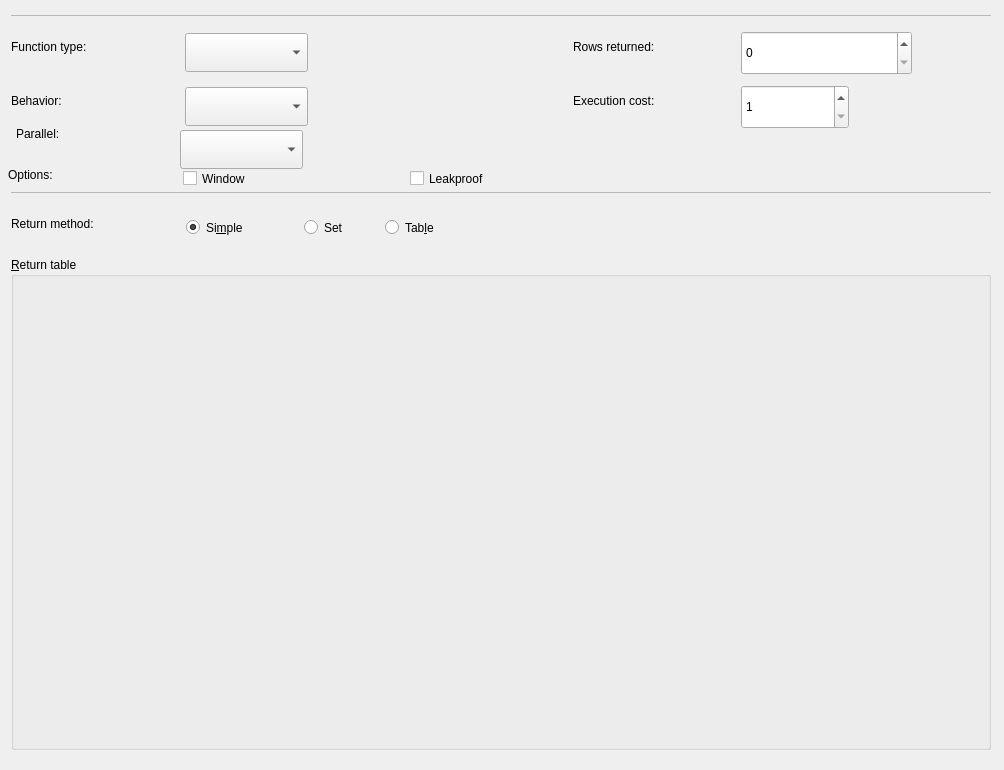
maniac787/pgmodeler, file libs/libgui/ui/dbobjects/functionwidget.ui: the form before one commit.
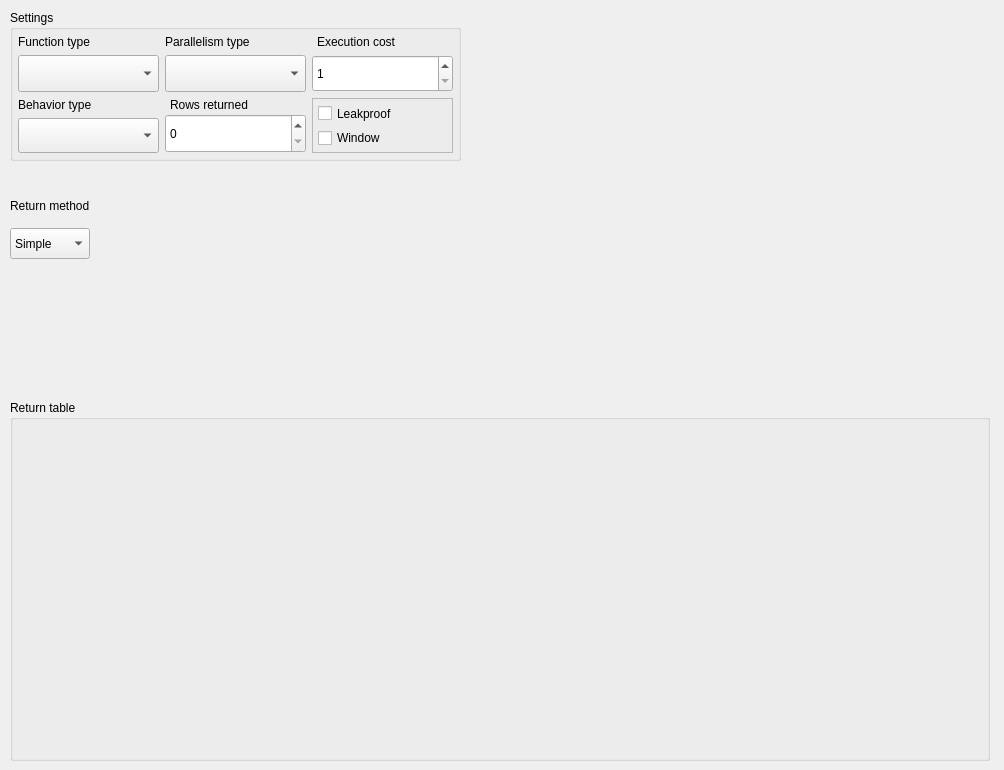
The form after the commit.

Commit message: Refactor BaseFunctionWidget, FunctionWidget and ProcedureWidget

Diff of the .ui file:
```diff
--- a/libs/libgui/ui/dbobjects/functionwidget.ui
+++ b/libs/libgui/ui/dbobjects/functionwidget.ui
@@ -22,17 +22,129 @@
     <height>216</height>
    </size>
   </property>
+  <widget class="QGroupBox" name="ret_table_grp">
+   <property name="geometry">
+    <rect>
+     <x>10</x>
+     <y>400</y>
+     <width>980</width>
+     <height>361</height>
+    </rect>
+   </property>
+   <property name="sizePolicy">
+    <sizepolicy hsizetype="Preferred" vsizetype="Expanding">
+     <horstretch>0</horstretch>
+     <verstretch>0</verstretch>
+    </sizepolicy>
+   </property>
+   <property name="title">
+    <string>Return table</string>
+   </property>
+  </widget>
+  <widget class="QGroupBox" name="settings_grp">
+   <property name="geometry">
+    <rect>
+     <x>10</x>
+     <y>10</y>
+     <width>451</width>
+     <height>151</height>
+    </rect>
+   </property>
+   <property name="sizePolicy">
+    <sizepolicy hsizetype="Preferred" vsizetype="Fixed">
+     <horstretch>0</horstretch>
+     <verstretch>0</verstretch>
+    </sizepolicy>
+   </property>
+   <property name="title">
+    <string>Settings</string>
+   </property>
+   <layout class="QGridLayout" name="gridLayout">
+    <property name="leftMargin">
+     <number>5</number>
+    </property>
+    <property name="topMargin">
+     <number>5</number>
+    </property>
+    <property name="rightMargin">
+     <number>5</number>
+    </property>
+    <property name="bottomMargin">
+     <number>5</number>
+    </property>
+    <item row="1" column="0">
+     <layout class="QVBoxLayout" name="verticalLayout_2">
+      <item>
+       <widget class="QLabel" name="behavior_lbl">
+        <property name="sizePolicy">
+         <sizepolicy hsizetype="Preferred" vsizetype="Fixed">
+          <horstretch>0</horstretch>
+          <verstretch>0</verstretch>
+         </sizepolicy>
+        </property>
+        <property name="maximumSize">
+         <size>
+          <width>16777215</width>
+          <height>16777215</height>
+         </size>
+        </property>
+        <property name="text">
+         <string>Behavior type</string>
+        </property>
+       </widget>
+      </item>
+      <item>
+       <widget class="QComboBox" name="behavior_cmb">
+        <property name="sizePolicy">
+         <sizepolicy hsizetype="Expanding" vsizetype="Preferred">
+          <horstretch>0</horstretch>
+          <verstretch>0</verstretch>
+         </sizepolicy>
+        </property>
+        <property name="iconSize">
+         <size>
+          <width>28</width>
+          <height>28</height>
+         </size>
+        </property>
+       </widget>
+      </item>
+     </layout>
+    </item>
+    <item row="0" column="3">
+     <layout class="QVBoxLayout" name="verticalLayout_5">
+      <item>
+       <widget class="QLabel" name="exec_cost_lbl">
+        <property name="sizePolicy">
+         <sizepolicy hsizetype="Preferred" vsizetype="Fixed">
+          <horstretch>0</horstretch>
+          <verstretch>0</verstretch>
+         </sizepolicy>
+        </property>
+        <property name="minimumSize">
+         <size>
+          <width>0</width>
+          <height>0</height>
+         </size>
+        </property>
+        <property name="maximumSize">
+         <size>
+          <width>16777215</width>
+          <height>16777215</height>
+         </size>
+        </property>
+        <property name="text">
+         <string>Execution cost</string>
+        </property>
+        <property name="indent">
+         <number>5</number>
+        </property>
+       </widget>
+      </item>
+      <item>
   <widget class="QSpinBox" name="exec_cost_spb">
-   <property name="geometry">
-    <rect>
-     <x>741</x>
-     <y>85</y>
-     <width>108</width>
-     <height>44</height>
-    </rect>
-   </property>
    <property name="sizePolicy">
-    <sizepolicy hsizetype="Expanding" vsizetype="Fixed">
+         <sizepolicy hsizetype="Expanding" vsizetype="Preferred">
      <horstretch>0</horstretch>
      <verstretch>0</verstretch>
     </sizepolicy>
@@ -44,17 +156,15 @@
     <number>10000</number>
    </property>
   </widget>
+      </item>
+     </layout>
+    </item>
+    <item row="0" column="0">
+     <layout class="QVBoxLayout" name="verticalLayout">
+      <item>
   <widget class="QLabel" name="func_type_lbl">
-   <property name="geometry">
-    <rect>
-     <x>11</x>
-     <y>31</y>
-     <width>147</width>
-     <height>31</height>
-    </rect>
-   </property>
    <property name="sizePolicy">
-    <sizepolicy hsizetype="Preferred" vsizetype="Preferred">
+         <sizepolicy hsizetype="Preferred" vsizetype="Fixed">
      <horstretch>0</horstretch>
      <verstretch>0</verstretch>
     </sizepolicy>
@@ -66,24 +176,57 @@
     </size>
    </property>
    <property name="text">
-    <string>Function type:</string>
-   </property>
-  </widget>
+         <string>Function type</string>
+        </property>
+       </widget>
+      </item>
+      <item>
   <widget class="QComboBox" name="func_type_cmb">
-   <property name="geometry">
-    <rect>
-     <x>185</x>
-     <y>33</y>
-     <width>123</width>
-     <height>39</height>
-    </rect>
-   </property>
+        <property name="sizePolicy">
+         <sizepolicy hsizetype="Expanding" vsizetype="Preferred">
+          <horstretch>0</horstretch>
+          <verstretch>0</verstretch>
+         </sizepolicy>
+        </property>
+        <property name="iconSize">
+         <size>
+          <width>28</width>
+          <height>28</height>
+         </size>
+        </property>
+       </widget>
+      </item>
+     </layout>
+    </item>
+    <item row="0" column="1">
+     <layout class="QVBoxLayout" name="verticalLayout_3">
+      <item>
+       <widget class="QLabel" name="parallel_lbl">
    <property name="sizePolicy">
-    <sizepolicy hsizetype="Expanding" vsizetype="Fixed">
+         <sizepolicy hsizetype="Preferred" vsizetype="Fixed">
      <horstretch>0</horstretch>
      <verstretch>0</verstretch>
     </sizepolicy>
    </property>
+        <property name="maximumSize">
+         <size>
+          <width>16777215</width>
+          <height>16777215</height>
+         </size>
+        </property>
+        <property name="text">
+         <string>Parallelism type</string>
+        </property>
+       </widget>
+      </item>
+      <item>
+       <widget class="QComboBox" name="parallel_cmb">
+        <property name="sizePolicy">
+         <sizepolicy hsizetype="Expanding" vsizetype="Preferred">
+          <horstretch>0</horstretch>
+          <verstretch>0</verstretch>
+         </sizepolicy>
+        </property>
    <property name="iconSize">
     <size>
      <width>28</width>
@@ -91,17 +234,40 @@
     </size>
    </property>
   </widget>
+      </item>
+     </layout>
+    </item>
+    <item row="1" column="1">
+     <layout class="QVBoxLayout" name="verticalLayout_4">
+      <property name="spacing">
+       <number>2</number>
+      </property>
+      <item>
+       <widget class="QLabel" name="return_rows_lbl">
+        <property name="sizePolicy">
+         <sizepolicy hsizetype="Preferred" vsizetype="Fixed">
+          <horstretch>0</horstretch>
+          <verstretch>0</verstretch>
+         </sizepolicy>
+        </property>
+        <property name="maximumSize">
+         <size>
+          <width>16777215</width>
+          <height>16777215</height>
+         </size>
+        </property>
+        <property name="text">
+         <string>Rows returned</string>
+        </property>
+        <property name="indent">
+         <number>5</number>
+        </property>
+       </widget>
+      </item>
+      <item>
   <widget class="QSpinBox" name="rows_ret_spb">
-   <property name="geometry">
-    <rect>
-     <x>741</x>
-     <y>31</y>
-     <width>171</width>
-     <height>44</height>
-    </rect>
-   </property>
    <property name="sizePolicy">
-    <sizepolicy hsizetype="Expanding" vsizetype="Fixed">
+         <sizepolicy hsizetype="Expanding" vsizetype="Preferred">
      <horstretch>0</horstretch>
      <verstretch>0</verstretch>
     </sizepolicy>
@@ -110,17 +276,13 @@
     <number>1000000000</number>
    </property>
   </widget>
-  <widget class="QLabel" name="exec_cost_lbl">
-   <property name="geometry">
-    <rect>
-     <x>568</x>
-     <y>85</y>
-     <width>160</width>
-     <height>31</height>
-    </rect>
-   </property>
+      </item>
+     </layout>
+    </item>
+    <item row="1" column="3">
+     <widget class="QFrame" name="func_opts_frm">
    <property name="sizePolicy">
-    <sizepolicy hsizetype="Preferred" vsizetype="Preferred">
+       <sizepolicy hsizetype="Preferred" vsizetype="Fixed">
      <horstretch>0</horstretch>
      <verstretch>0</verstretch>
     </sizepolicy>
@@ -134,183 +296,66 @@
    <property name="maximumSize">
     <size>
      <width>16777215</width>
-     <height>16777215</height>
-    </size>
-   </property>
-   <property name="text">
-    <string>Execution cost:</string>
-   </property>
-   <property name="indent">
+        <height>55</height>
+       </size>
+      </property>
+      <property name="frameShape">
+       <enum>QFrame::Shape::StyledPanel</enum>
+      </property>
+      <property name="frameShadow">
+       <enum>QFrame::Shadow::Raised</enum>
+      </property>
+      <layout class="QVBoxLayout" name="verticalLayout_7">
+       <property name="leftMargin">
     <number>5</number>
    </property>
-  </widget>
-  <widget class="QLabel" name="behavior_lbl">
-   <property name="geometry">
-    <rect>
-     <x>11</x>
-     <y>85</y>
-     <width>98</width>
-     <height>31</height>
-    </rect>
-   </property>
-   <property name="sizePolicy">
-    <sizepolicy hsizetype="Preferred" vsizetype="Preferred">
-     <horstretch>0</horstretch>
-     <verstretch>0</verstretch>
-    </sizepolicy>
-   </property>
-   <property name="maximumSize">
-    <size>
-     <width>16777215</width>
-     <height>16777215</height>
-    </size>
-   </property>
-   <property name="text">
-    <string>Behavior:</string>
-   </property>
-  </widget>
-  <widget class="QLabel" name="return_rows_lbl">
-   <property name="geometry">
-    <rect>
-     <x>568</x>
-     <y>31</y>
-     <width>163</width>
-     <height>31</height>
-    </rect>
-   </property>
-   <property name="maximumSize">
-    <size>
-     <width>16777215</width>
-     <height>16777215</height>
-    </size>
-   </property>
-   <property name="text">
-    <string>Rows returned:</string>
-   </property>
-   <property name="indent">
+       <property name="topMargin">
+        <number>5</number>
+       </property>
+       <property name="rightMargin">
+        <number>5</number>
+       </property>
+       <property name="bottomMargin">
     <number>5</number>
    </property>
-  </widget>
-  <widget class="QComboBox" name="behavior_cmb">
-   <property name="geometry">
-    <rect>
-     <x>185</x>
-     <y>87</y>
-     <width>123</width>
-     <height>39</height>
-    </rect>
-   </property>
-   <property name="sizePolicy">
-    <sizepolicy hsizetype="Expanding" vsizetype="Fixed">
-     <horstretch>0</horstretch>
-     <verstretch>0</verstretch>
-    </sizepolicy>
-   </property>
-   <property name="iconSize">
-    <size>
-     <width>28</width>
-     <height>28</height>
-    </size>
-   </property>
-  </widget>
-  <widget class="QCheckBox" name="window_func_chk">
-   <property name="geometry">
-    <rect>
-     <x>183</x>
-     <y>160</y>
-     <width>217</width>
-     <height>37</height>
-    </rect>
-   </property>
-   <property name="sizePolicy">
-    <sizepolicy hsizetype="Fixed" vsizetype="Fixed">
-     <horstretch>0</horstretch>
-     <verstretch>0</verstretch>
-    </sizepolicy>
-   </property>
-   <property name="text">
-    <string>Window</string>
-   </property>
-  </widget>
+       <item>
   <widget class="QCheckBox" name="leakproof_chk">
-   <property name="geometry">
-    <rect>
-     <x>410</x>
-     <y>160</y>
-     <width>144</width>
-     <height>37</height>
-    </rect>
+         <property name="sizePolicy">
+          <sizepolicy hsizetype="Fixed" vsizetype="Fixed">
+           <horstretch>0</horstretch>
+           <verstretch>0</verstretch>
+          </sizepolicy>
    </property>
    <property name="text">
     <string>Leakproof</string>
    </property>
   </widget>
-  <widget class="QLabel" name="options_lbl">
-   <property name="geometry">
-    <rect>
-     <x>8</x>
-     <y>159</y>
-     <width>88</width>
-     <height>31</height>
-    </rect>
-   </property>
+       </item>
+       <item>
+        <widget class="QCheckBox" name="window_func_chk">
    <property name="sizePolicy">
-    <sizepolicy hsizetype="Preferred" vsizetype="Preferred">
+          <sizepolicy hsizetype="Fixed" vsizetype="Fixed">
      <horstretch>0</horstretch>
      <verstretch>0</verstretch>
     </sizepolicy>
    </property>
-   <property name="maximumSize">
-    <size>
-     <width>16777215</width>
-     <height>16777215</height>
-    </size>
-   </property>
    <property name="text">
-    <string>Options:</string>
-   </property>
-  </widget>
-  <widget class="QFrame" name="hline_frm">
-   <property name="geometry">
-    <rect>
-     <x>11</x>
-     <y>15</y>
-     <width>980</width>
-     <height>1</height>
-    </rect>
-   </property>
-   <property name="sizePolicy">
-    <sizepolicy hsizetype="Preferred" vsizetype="Fixed">
-     <horstretch>0</horstretch>
-     <verstretch>0</verstretch>
-    </sizepolicy>
-   </property>
-   <property name="minimumSize">
-    <size>
-     <width>0</width>
-     <height>1</height>
-    </size>
-   </property>
-   <property name="maximumSize">
-    <size>
-     <width>16777215</width>
-     <height>1</height>
-    </size>
-   </property>
-   <property name="frameShape">
-    <enum>QFrame::StyledPanel</enum>
-   </property>
-   <property name="frameShadow">
-    <enum>QFrame::Sunken</enum>
-   </property>
-  </widget>
-  <widget class="QFrame" name="hline1_frm">
+          <string>Window</string>
+         </property>
+        </widget>
+       </item>
+      </layout>
+     </widget>
+    </item>
+   </layout>
+  </widget>
+  <widget class="QWidget" name="opts_ret_met_wgt" native="true">
    <property name="geometry">
     <rect>
-     <x>11</x>
-     <y>192</y>
-     <width>980</width>
-     <height>1</height>
+     <x>10</x>
+     <y>190</y>
+     <width>404</width>
+     <height>69</height>
     </rect>
    </property>
    <property name="sizePolicy">
@@ -319,34 +364,23 @@
      <verstretch>0</verstretch>
     </sizepolicy>
    </property>
-   <property name="minimumSize">
-    <size>
-     <width>0</width>
-     <height>1</height>
-    </size>
-   </property>
-   <property name="maximumSize">
-    <size>
-     <width>16777215</width>
-     <height>1</height>
-    </size>
-   </property>
-   <property name="frameShape">
-    <enum>QFrame::StyledPanel</enum>
-   </property>
-   <property name="frameShadow">
-    <enum>QFrame::Sunken</enum>
-   </property>
-  </widget>
+   <layout class="QHBoxLayout" name="opts_return_lt">
+    <property name="leftMargin">
+     <number>0</number>
+    </property>
+    <property name="topMargin">
+     <number>0</number>
+    </property>
+    <property name="rightMargin">
+     <number>10</number>
+    </property>
+    <property name="bottomMargin">
+     <number>0</number>
+    </property>
+    <item>
+     <layout class="QVBoxLayout" name="return_method_lt">
+      <item>
   <widget class="QLabel" name="ret_method_lbl">
-   <property name="geometry">
-    <rect>
-     <x>11</x>
-     <y>208</y>
-     <width>164</width>
-     <height>31</height>
-    </rect>
-   </property>
    <property name="sizePolicy">
     <sizepolicy hsizetype="Preferred" vsizetype="Preferred">
      <horstretch>0</horstretch>
@@ -360,143 +394,67 @@
     </size>
    </property>
    <property name="text">
-    <string>Return method:</string>
-   </property>
-  </widget>
-  <widget class="QGroupBox" name="ret_table_gb">
-   <property name="geometry">
-    <rect>
-     <x>11</x>
-     <y>257</y>
-     <width>980</width>
-     <height>493</height>
-    </rect>
-   </property>
+         <string>Return method</string>
+        </property>
+       </widget>
+      </item>
+      <item>
+       <widget class="QComboBox" name="ret_method_cmb">
    <property name="sizePolicy">
-    <sizepolicy hsizetype="Preferred" vsizetype="Expanding">
+         <sizepolicy hsizetype="Preferred" vsizetype="Preferred">
      <horstretch>0</horstretch>
      <verstretch>0</verstretch>
     </sizepolicy>
    </property>
-   <property name="title">
-    <string>&amp;Return table</string>
-   </property>
-  </widget>
-  <widget class="QRadioButton" name="simple_rb">
-   <property name="geometry">
-    <rect>
-     <x>186</x>
-     <y>209</y>
-     <width>108</width>
-     <height>37</height>
-    </rect>
-   </property>
-   <property name="sizePolicy">
-    <sizepolicy hsizetype="Preferred" vsizetype="Fixed">
-     <horstretch>0</horstretch>
-     <verstretch>0</verstretch>
-    </sizepolicy>
-   </property>
+        <item>
    <property name="text">
-    <string>Si&amp;mple</string>
-   </property>
-   <property name="checked">
-    <bool>true</bool>
-   </property>
-   <property name="autoExclusive">
-    <bool>true</bool>
-   </property>
-  </widget>
-  <widget class="QRadioButton" name="set_rb">
-   <property name="geometry">
-    <rect>
-     <x>304</x>
-     <y>209</y>
-     <width>71</width>
-     <height>37</height>
-    </rect>
-   </property>
-   <property name="sizePolicy">
-    <sizepolicy hsizetype="Preferred" vsizetype="Fixed">
-     <horstretch>0</horstretch>
-     <verstretch>0</verstretch>
-    </sizepolicy>
-   </property>
+          <string>Simple</string>
+         </property>
+        </item>
+        <item>
    <property name="text">
     <string>Set</string>
    </property>
-   <property name="autoExclusive">
-    <bool>true</bool>
-   </property>
-  </widget>
-  <widget class="QRadioButton" name="table_rb">
-   <property name="geometry">
-    <rect>
-     <x>385</x>
-     <y>209</y>
-     <width>93</width>
-     <height>37</height>
-    </rect>
-   </property>
-   <property name="sizePolicy">
-    <sizepolicy hsizetype="Expanding" vsizetype="Fixed">
-     <horstretch>0</horstretch>
-     <verstretch>0</verstretch>
-    </sizepolicy>
-   </property>
+        </item>
+        <item>
    <property name="text">
-    <string>Tab&amp;le</string>
-   </property>
-   <property name="autoExclusive">
-    <bool>true</bool>
-   </property>
-  </widget>
-  <widget class="QComboBox" name="parallel_cmb">
-   <property name="geometry">
-    <rect>
-     <x>180</x>
-     <y>130</y>
-     <width>123</width>
-     <height>39</height>
-    </rect>
-   </property>
-   <property name="sizePolicy">
-    <sizepolicy hsizetype="Expanding" vsizetype="Fixed">
-     <horstretch>0</horstretch>
-     <verstretch>0</verstretch>
-    </sizepolicy>
-   </property>
-   <property name="iconSize">
+          <string>Table</string>
+         </property>
+        </item>
+       </widget>
+      </item>
+     </layout>
+    </item>
+    <item>
+     <spacer name="horizontalSpacer">
+      <property name="orientation">
+       <enum>Qt::Orientation::Horizontal</enum>
+      </property>
+      <property name="sizeHint" stdset="0">
     <size>
-     <width>28</width>
-     <height>28</height>
-    </size>
-   </property>
+        <width>40</width>
+        <height>20</height>
+       </size>
+      </property>
+     </spacer>
+    </item>
+   </layout>
   </widget>
-  <widget class="QLabel" name="parallel_lbl">
+  <widget class="QWidget" name="ret_type_parent" native="true">
    <property name="geometry">
     <rect>
-     <x>16</x>
-     <y>118</y>
-     <width>98</width>
-     <height>31</height>
+     <x>10</x>
+     <y>300</y>
+     <width>581</width>
+     <height>80</height>
     </rect>
    </property>
    <property name="sizePolicy">
-    <sizepolicy hsizetype="Preferred" vsizetype="Preferred">
+    <sizepolicy hsizetype="Preferred" vsizetype="Expanding">
      <horstretch>0</horstretch>
      <verstretch>0</verstretch>
     </sizepolicy>
    </property>
-   <property name="maximumSize">
-    <size>
-     <width>16777215</width>
-     <height>16777215</height>
-    </size>
-   </property>
-   <property name="text">
-    <string>Parallel:</string>
-   </property>
   </widget>
  </widget>
  <tabstops>
```
Left out of the diff: 6 changed lines with no effect on the pictures. Lines whose indentation alone changed are shown as unchanged. The commit also changes 6 other files.
